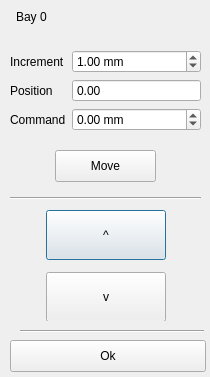
Before: the Qt Designer form baydialog.ui in SeraphRobotics/SeraphPrint, drawn with Qt 5.
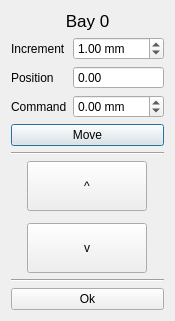
After: the same form once the commit is applied. Icons and pictures are not drawn.

Commit message: Fixed issues with UI layouts

Diff of the .ui file:
```diff
--- a/baydialog.ui
+++ b/baydialog.ui
@@ -6,163 +6,30 @@
    <rect>
     <x>0</x>
     <y>0</y>
-    <width>210</width>
-    <height>377</height>
+    <width>153</width>
+    <height>312</height>
    </rect>
   </property>
   <property name="windowTitle">
    <string>Dialog</string>
   </property>
-  <widget class="Line" name="line1">
-   <property name="geometry">
-    <rect>
-     <x>10</x>
-     <y>190</y>
-     <width>191</width>
-     <height>16</height>
-    </rect>
-   </property>
-   <property name="orientation">
-    <enum>Qt::Horizontal</enum>
-   </property>
-  </widget>
-  <widget class="Line" name="line2">
-   <property name="geometry">
-    <rect>
-     <x>20</x>
-     <y>330</y>
-     <width>184</width>
-     <height>3</height>
-    </rect>
-   </property>
-   <property name="orientation">
-    <enum>Qt::Horizontal</enum>
-   </property>
-  </widget>
+  <layout class="QVBoxLayout" name="verticalLayout">
+   <item>
   <widget class="QLabel" name="bayLabel">
-   <property name="geometry">
-    <rect>
-     <x>16</x>
-     <y>9</y>
-     <width>184</width>
-     <height>16</height>
-    </rect>
+     <property name="font">
+      <font>
+       <pointsize>13</pointsize>
+      </font>
    </property>
    <property name="text">
     <string>Bay 0</string>
    </property>
-  </widget>
-  <widget class="QWidget" name="layoutWidget">
-   <property name="geometry">
-    <rect>
-     <x>20</x>
-     <y>210</y>
-     <width>171</width>
-     <height>111</height>
-    </rect>
-   </property>
-   <layout class="QGridLayout" name="gridLayout">
-    <item row="0" column="1">
-     <widget class="QPushButton" name="upButton">
-      <property name="sizePolicy">
-       <sizepolicy hsizetype="Expanding" vsizetype="Expanding">
-        <horstretch>0</horstretch>
-        <verstretch>0</verstretch>
-       </sizepolicy>
-      </property>
-      <property name="minimumSize">
-       <size>
-        <width>120</width>
-        <height>50</height>
-       </size>
-      </property>
-      <property name="text">
-       <string>^</string>
-      </property>
-      <property name="icon">
-       <iconset>
-        <normaloff>:/Arrow/Aiga_uparrow.png</normaloff>:/Arrow/Aiga_uparrow.png</iconset>
-      </property>
-      <property name="shortcut">
-       <string>Up</string>
-      </property>
-      <property name="autoRepeat">
-       <bool>true</bool>
-      </property>
-      <property name="autoExclusive">
-       <bool>true</bool>
-      </property>
-     </widget>
-    </item>
-    <item row="2" column="1">
-     <widget class="QPushButton" name="downButton">
-      <property name="sizePolicy">
-       <sizepolicy hsizetype="Expanding" vsizetype="Expanding">
-        <horstretch>0</horstretch>
-        <verstretch>0</verstretch>
-       </sizepolicy>
-      </property>
-      <property name="minimumSize">
-       <size>
-        <width>120</width>
-        <height>50</height>
-       </size>
-      </property>
-      <property name="text">
-       <string>v</string>
-      </property>
-      <property name="icon">
-       <iconset>
-        <normaloff>:/Arrow/Aiga_downarrow.png</normaloff>:/Arrow/Aiga_downarrow.png</iconset>
-      </property>
-      <property name="shortcut">
-       <string>Down</string>
-      </property>
-      <property name="autoRepeat">
-       <bool>true</bool>
-      </property>
-      <property name="autoExclusive">
-       <bool>true</bool>
-      </property>
-     </widget>
-    </item>
-    <item row="0" column="2" rowspan="3">
-     <spacer name="horizontalSpacer2">
-      <property name="orientation">
-       <enum>Qt::Horizontal</enum>
-      </property>
-      <property name="sizeHint" stdset="0">
-       <size>
-        <width>20</width>
-        <height>86</height>
-       </size>
-      </property>
-     </spacer>
-    </item>
-    <item row="0" column="0" rowspan="3">
-     <spacer name="horizontalSpacer1">
-      <property name="orientation">
-       <enum>Qt::Horizontal</enum>
-      </property>
-      <property name="sizeHint" stdset="0">
-       <size>
-        <width>20</width>
-        <height>20</height>
-       </size>
-      </property>
-     </spacer>
-    </item>
-   </layout>
-  </widget>
-  <widget class="QWidget" name="layoutWidget_2">
-   <property name="geometry">
-    <rect>
-     <x>10</x>
-     <y>50</y>
-     <width>191</width>
-     <height>131</height>
-    </rect>
-   </property>
+     <property name="alignment">
+      <set>Qt::AlignCenter</set>
+     </property>
+    </widget>
+   </item>
+   <item>
    <layout class="QFormLayout" name="formLayout">
     <property name="fieldGrowthPolicy">
      <enum>QFormLayout::AllNonFixedFieldsGrow</enum>
@@ -252,33 +119,130 @@
      </widget>
     </item>
    </layout>
-  </widget>
-  <widget class="QPushButton" name="acceptButton">
-   <property name="geometry">
-    <rect>
-     <x>10</x>
-     <y>340</y>
-     <width>196</width>
-     <height>32</height>
-    </rect>
-   </property>
-   <property name="text">
-    <string>Ok</string>
-   </property>
-  </widget>
+   </item>
+   <item>
   <widget class="QPushButton" name="moveButton">
-   <property name="geometry">
-    <rect>
-     <x>55</x>
-     <y>150</y>
-     <width>101</width>
-     <height>32</height>
-    </rect>
-   </property>
    <property name="text">
     <string>Move</string>
    </property>
   </widget>
+   </item>
+   <item>
+    <widget class="Line" name="line1">
+     <property name="orientation">
+      <enum>Qt::Horizontal</enum>
+     </property>
+    </widget>
+   </item>
+   <item>
+    <layout class="QGridLayout" name="gridLayout">
+     <item row="0" column="1">
+      <widget class="QPushButton" name="upButton">
+       <property name="sizePolicy">
+        <sizepolicy hsizetype="Expanding" vsizetype="Expanding">
+         <horstretch>0</horstretch>
+         <verstretch>0</verstretch>
+        </sizepolicy>
+       </property>
+       <property name="minimumSize">
+        <size>
+         <width>120</width>
+         <height>50</height>
+        </size>
+       </property>
+       <property name="text">
+        <string>^</string>
+       </property>
+       <property name="icon">
+        <iconset>
+         <normaloff>:/Arrow/Aiga_uparrow.png</normaloff>:/Arrow/Aiga_uparrow.png</iconset>
+       </property>
+       <property name="shortcut">
+        <string>Up</string>
+       </property>
+       <property name="autoRepeat">
+        <bool>true</bool>
+       </property>
+       <property name="autoExclusive">
+        <bool>true</bool>
+       </property>
+      </widget>
+     </item>
+     <item row="2" column="1">
+      <widget class="QPushButton" name="downButton">
+       <property name="sizePolicy">
+        <sizepolicy hsizetype="Expanding" vsizetype="Expanding">
+         <horstretch>0</horstretch>
+         <verstretch>0</verstretch>
+        </sizepolicy>
+       </property>
+       <property name="minimumSize">
+        <size>
+         <width>120</width>
+         <height>50</height>
+        </size>
+       </property>
+       <property name="text">
+        <string>v</string>
+       </property>
+       <property name="icon">
+        <iconset>
+         <normaloff>:/Arrow/Aiga_downarrow.png</normaloff>:/Arrow/Aiga_downarrow.png</iconset>
+       </property>
+       <property name="shortcut">
+        <string>Down</string>
+       </property>
+       <property name="autoRepeat">
+        <bool>true</bool>
+       </property>
+       <property name="autoExclusive">
+        <bool>true</bool>
+       </property>
+      </widget>
+     </item>
+     <item row="0" column="2" rowspan="3">
+      <spacer name="horizontalSpacer2">
+       <property name="orientation">
+        <enum>Qt::Horizontal</enum>
+       </property>
+       <property name="sizeHint" stdset="0">
+        <size>
+         <width>20</width>
+         <height>86</height>
+        </size>
+       </property>
+      </spacer>
+     </item>
+     <item row="0" column="0" rowspan="3">
+      <spacer name="horizontalSpacer1">
+       <property name="orientation">
+        <enum>Qt::Horizontal</enum>
+       </property>
+       <property name="sizeHint" stdset="0">
+        <size>
+         <width>20</width>
+         <height>20</height>
+        </size>
+       </property>
+      </spacer>
+     </item>
+    </layout>
+   </item>
+   <item>
+    <widget class="Line" name="line2">
+     <property name="orientation">
+      <enum>Qt::Horizontal</enum>
+     </property>
+    </widget>
+   </item>
+   <item>
+    <widget class="QPushButton" name="acceptButton">
+     <property name="text">
+      <string>Ok</string>
+     </property>
+    </widget>
+   </item>
+  </layout>
  </widget>
  <resources/>
  <connections/>
```
Lines whose indentation alone changed are shown as unchanged. The commit also changes 11 other files.
